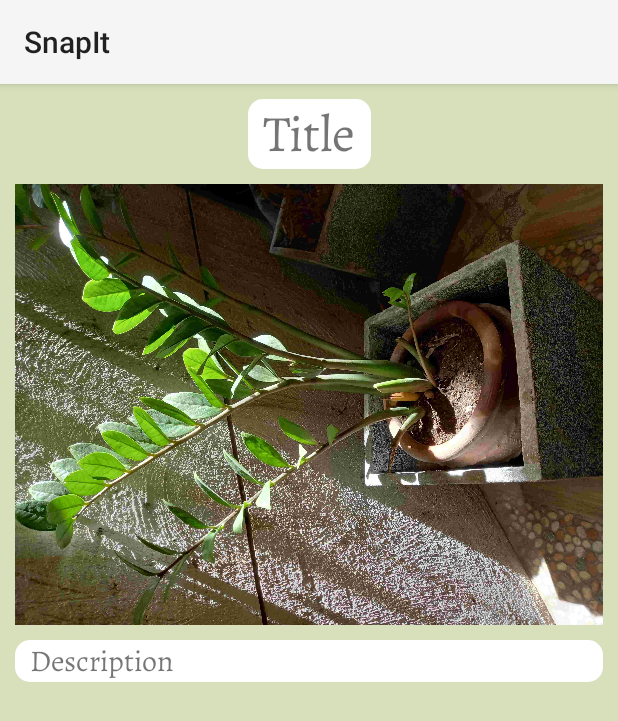
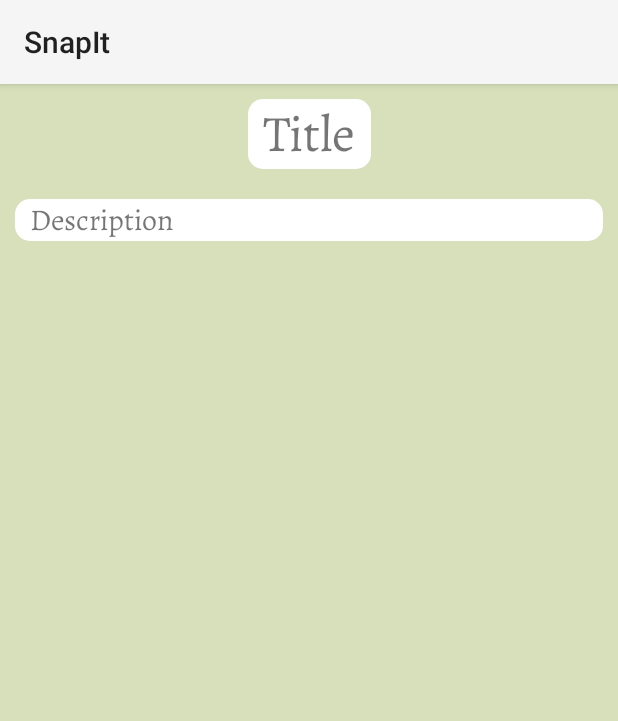
Before and after one commit to Frieya/SnapIt, an Android app: the ViewCaptureActivity screen opened directly, with no data from a screen before it, on a phone screen of 412 x 824 dp. Shown: the top 721 px of the screen. Run offline under Robolectric (Android 15) with nearby library versions, the phone set to English and light mode, and no system bars; our stand-ins replace Firebase (no records; nobody signed in at launch, a user with empty details on screens opened directly); 1 statement that could not run was skipped.

Commit message:
Removed default image in activity_view_capture.xml

```diff
--- a/app/src/main/res/layout/activity_view_capture.xml
+++ b/app/src/main/res/layout/activity_view_capture.xml
@@ -39,7 +39,6 @@
             android:layout_marginTop="10dp"
             android:layout_marginEnd="10dp"
             android:adjustViewBounds="true"
-            android:src="@drawable/leaf3"
             app:layout_constraintEnd_toEndOf="parent"
             app:layout_constraintStart_toStartOf="parent"
             app:layout_constraintTop_toBottomOf="@+id/view_capture_title_tv" />
```
